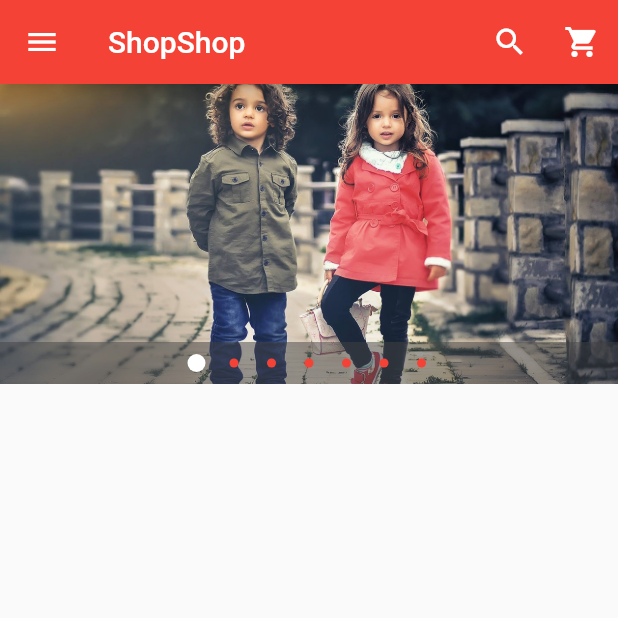
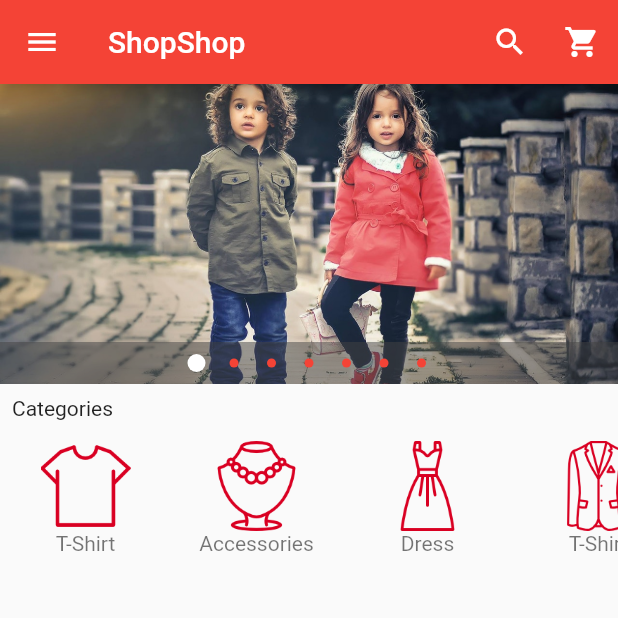
Before and after one commit to akmalirham96/e-commerce_apps, a Flutter app: the screen it shows after launch, on a phone screen of 412 x 824 dp, the top half of it. Run offline on Flutter 3.47's test engine with Material 2 defaults, Android fonts, the phone set to English and light mode, and no system bars; drawn by our look-alikes of carousel_pro.

Commit message:
Added Horizontal List view Categories

```diff
--- /dev/null
+++ b/lib/componets/horizontal_listview.dart
@@ -0,0 +1,85 @@
+import 'package:flutter/material.dart';
+
+class HorizontalList extends StatelessWidget {
+  @override
+  Widget build(BuildContext context) {
+    return Container(
+      height: 100.0,
+      child: ListView(
+        scrollDirection: Axis.horizontal,
+        children: <Widget>[
+          Category(
+            image_location: 'images/cats/tshirt.png',
+            image_caption: 'T-Shirt',
+          ),
+
+          Category(
+            image_location: 'images/cats/accessories.png',
+            image_caption: 'Accessories',
+          ),
+
+          Category(
+            image_location: 'images/cats/dress.png',
+            image_caption: 'Dress',
+          ),
+
+          Category(
+            image_location: 'images/cats/formal.png',
+            image_caption: 'T-Shirt',
+          ),
+
+          Category(
+            image_location: 'images/cats/tshirt.png',
+            image_caption: 'Formal',
+          ),
+
+          Category(
+            image_location: 'images/cats/informal.png',
+            image_caption: 'Informal',
+          ),
+
+          Category(
+            image_location: 'images/cats/jeans.png',
+            image_caption: 'Jeans',
+          ),
+
+          Category(
+            image_location: 'images/cats/shoe.png',
+            image_caption: 'Shoe',
+          ),
+        ],
+      ),
+    );
+  }
+}
+
+class Category extends StatelessWidget {
+  final String image_location;
+  final String image_caption;
+
+  Category({this.image_location, this.image_caption});
+
+  @override
+  Widget build(BuildContext context) {
+    return Padding(
+      padding: const EdgeInsets.all(2.0),
+      child: InkWell(
+        onTap: () {},
+        child: Container(
+          width: 110.0,
+          child: ListTile(
+            title: Image.asset(
+              image_location,
+              width: 100.0,
+              height: 60.0,
+            ),
+            subtitle: Container(
+              alignment: Alignment.topCenter,
+              child: Text(image_caption),
+            ),
+          ),
+        ),
+      ),
+    );
+  }
+}
--- a/lib/main.dart
+++ b/lib/main.dart
@@ -1,5 +1,8 @@
 import 'package:flutter/material.dart';
 import 'package:carousel_pro/carousel_pro.dart';
+
+// own import package
+import 'package:flutterappecommerce/componets/horizontal_listview.dart';
 
 void main() {
   runApp(MaterialApp(debugShowCheckedModeBanner: false, home: HomePage()));
@@ -129,7 +132,16 @@ class _HomePageState extends State<HomePage> {
 
       body: new ListView(
         children: <Widget>[
-          image_carousel
+//        image carousel begin here
+          image_carousel,
+
+//        widget padding
+          new Padding(padding: const EdgeInsets.all(8.0),
+          child: new Text('Categories'),),
+
+//        horizontal list view begins here
+          HorizontalList(),
+
         ],
       ),
     );
```
Also changed, not shown: pubspec.yaml (+7 -0 lines).
